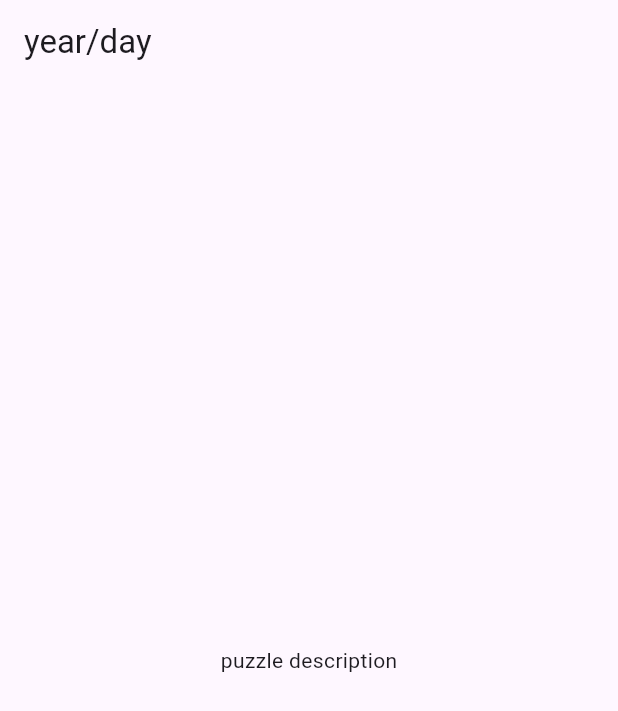
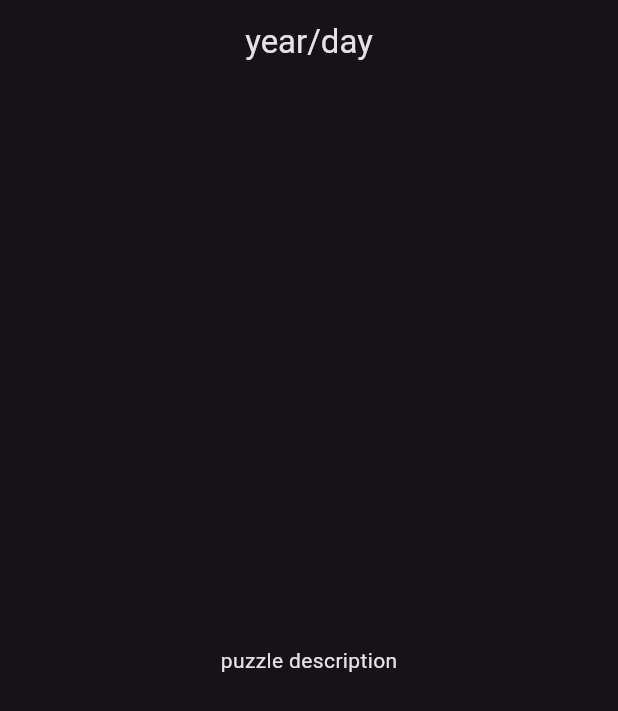
Before and after one commit to Alt257/AdventOfCode_flutter, a Flutter app: the screen it shows after launch, after a tap on "2025 day 1", on a phone screen of 412 x 824 dp. Shown: the top 711 px of the screen. Run offline on Flutter 3.47's test engine with Material 3 defaults, Android fonts, the phone set to English and light mode, and no system bars; our stand-ins replace bloc, dio, flutter_bloc, flutter_dotenv, freezed_annotation, go_router.

Commit message:
add app theme

```diff
--- a/lib/app.dart
+++ b/lib/app.dart
@@ -1,4 +1,5 @@
 import 'package:advent_of_code/bloc_provider.dart';
+import 'package:advent_of_code/theme.dart';
 import 'package:flutter/material.dart';
 
 import 'router.dart';
@@ -12,9 +13,7 @@ class App extends StatelessWidget {
       child: MaterialApp.router(
         title: 'Flutter Demo',
         routerConfig: AppRouter().config,
-        theme: ThemeData(
-          colorScheme: ColorScheme.fromSeed(seedColor: Colors.deepPurple),
-        ),
+        theme: AppTheme.dark,
       ),
     );
   }
--- /dev/null
+++ b/lib/theme.dart
@@ -0,0 +1,14 @@
+import 'package:flutter/material.dart';
+
+sealed class AppTheme {
+
+  static get light => ThemeData(
+    brightness: Brightness.light,
+    colorSchemeSeed: Colors.deepPurple,
+  );
+
+  static get dark => ThemeData(
+    brightness: Brightness.dark,
+    colorSchemeSeed: Colors.deepPurple,
+  );
+}
--- a/lib/view/page/home.dart
+++ b/lib/view/page/home.dart
@@ -7,6 +7,11 @@ final class HomePage extends StatelessWidget {
   @override
   Widget build(BuildContext context) {
     return SafeArea(child: Scaffold(
+      appBar: AppBar(
+        title: Text('Advent Of Code'),
+        centerTitle: true,
+      ),
+
       body: Center(
         child: Column(
           children: [
--- a/lib/view/page/puzzle/puzzle.dart
+++ b/lib/view/page/puzzle/puzzle.dart
@@ -6,7 +6,10 @@ final class PuzzlePage extends StatelessWidget {
   @override
   Widget build(BuildContext context) {
     return SafeArea(child: Scaffold(
-      appBar: AppBar(title: Text('year/day'),),
+      appBar: AppBar(
+        title: Text('year/day'),
+        centerTitle: true,
+      ),
 
       body: Center(
         child: Text('puzzle description'),
```
